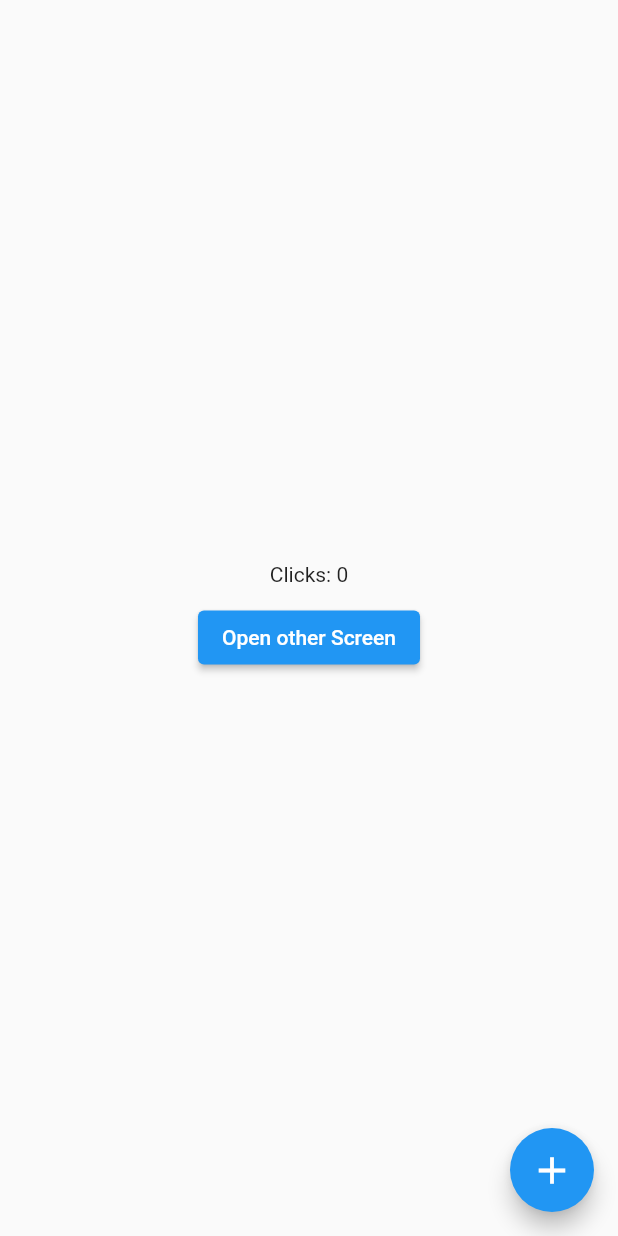
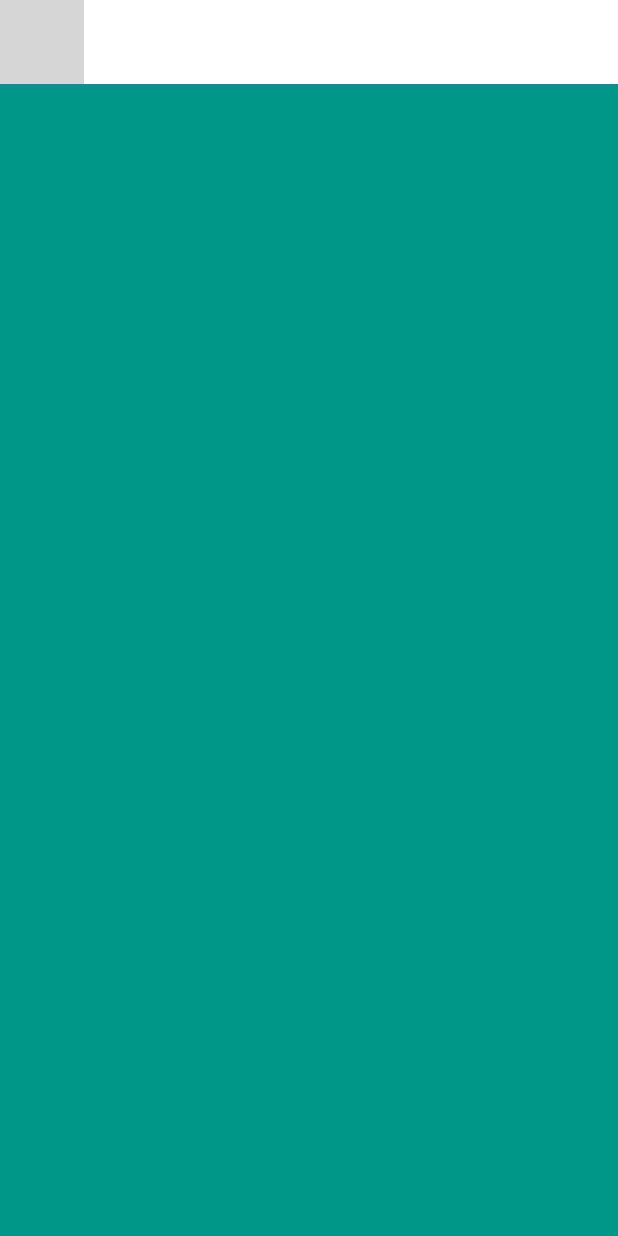
Before and after one commit to CodeK254/Flutter-Web, a Flutter app: the screen it shows after launch, on a phone screen of 412 x 824 dp. Run offline on Flutter 3.47's test engine with Material 2 defaults, Android fonts, the light colour scheme and no system bars; our stand-ins replace get, google_fonts; statements that could not run were skipped; grey boxes are pictures that could not be loaded.

Commit message:
first commit

```diff
--- /dev/null
+++ b/lib/constants/style.dart
@@ -0,0 +1,6 @@
+import 'package:flutter/material.dart';
+
+Color light = const Color(0xFFF7F8FC);
+Color lightGrey = const Color(0xFFA4A6B3);
+Color darke = const Color(0xFF363740);
+Color active = const Color(0xFF3C19C0);
--- /dev/null
+++ b/lib/helpers/responsiveness.dart
@@ -0,0 +1,55 @@
+import 'package:flutter/material.dart';
+import 'package:web_one/widgets/large_screen.dart';
+import 'package:web_one/widgets/small_screen.dart';
+
+const int largeScreenSize = 1368;
+const int mediumScreenSize = 768;
+const int smallScreenSize = 360;
+const int customScreenSize = 1100;
+
+class ResponsiveWidget extends StatelessWidget {
+  final Widget largeScreen;
+  Widget? mediumScreen;
+  Widget? smallScreen;
+  Widget? customScreen;
+
+  static bool isSmallScreen(BuildContext context) =>
+    MediaQuery.of(context).size.width <= smallScreenSize;
+
+  static bool isMediumScreen(BuildContext context) =>
+    MediaQuery.of(context).size.width >= mediumScreenSize &&
+    MediaQuery.of(context).size.width < largeScreenSize;
+
+  static bool isLargeScreen(BuildContext context) =>
+    MediaQuery.of(context).size.width >= largeScreenSize;
+
+  static bool isCustomScreen(BuildContext context) =>
+    MediaQuery.of(context).size.width >= mediumScreenSize &&
+    MediaQuery.of(context).size.width <= customScreenSize;
+
+  ResponsiveWidget(
+    {
+      this.customScreen,
+      required this.largeScreen,
+      this.mediumScreen,
+      this.smallScreen,
+    }
+  );
+
+  @override
+  Widget build(BuildContext context) {
+    return LayoutBuilder(builder: (context, constraints){
+      double _width = constraints.maxWidth;
+      if(_width > largeScreenSize){
+        print(isCustomScreen(context));
+        return largeScreen;
+      }
+      else if(_width < largeScreenSize && _width >= mediumScreenSize){
+        return mediumScreen ?? largeScreen;
+      }
+      else {
+        return smallScreen ?? largeScreen;
+      }
+    });
+  }
+}
--- /dev/null
+++ b/lib/layout.dart
@@ -0,0 +1,21 @@
+import "package:flutter/material.dart";
+import 'package:web_one/helpers/responsiveness.dart';
+import 'package:web_one/widgets/large_screen.dart';
+import 'package:web_one/widgets/small_screen.dart';
+import 'package:web_one/widgets/top_nav.dart';
+
+class SiteLayout extends StatelessWidget {
+  final GlobalKey<ScaffoldState> scaffoldKey = GlobalKey();
+  SiteLayout({super.key});
+
+  @override
+  Widget build(BuildContext context) {
+    return Scaffold(
+      appBar: topNavBar(context, scaffoldKey),
+      body: ResponsiveWidget(
+        largeScreen: const LargeScreen(),
+        smallScreen: const SmallScreen(),
+      ),
+    );
+  }
+}
--- a/lib/main.dart
+++ b/lib/main.dart
@@ -1,32 +1,37 @@
+import 'package:flutter/cupertino.dart';
 import 'package:flutter/material.dart';
 import 'package:get/get.dart';
-import 'package:web_one/views/home.dart';
+import 'package:google_fonts/google_fonts.dart';
+import 'package:web_one/layout.dart';
 
-void main() {
-  runApp(const MyApp());
+void main(){
+  runApp(
+    MyApp(),
+  );
 }
 
 class MyApp extends StatelessWidget {
   const MyApp({super.key});
 
-  // This widget is the root of your application.
   @override
   Widget build(BuildContext context) {
     return GetMaterialApp(
-      title: 'Flutter Demo',
+      debugShowCheckedModeBanner: false,
+      title: "Dash",
       theme: ThemeData(
-        // This is the theme of your application.
-        //
-        // Try running your application with "flutter run". You'll see the
-        // application has a blue toolbar. Then, without quitting the app, try
-        // changing the primarySwatch below to Colors.green and then invoke
-        // "hot reload" (press "r" in the console where you ran "flutter run",
-        // or simply save your changes to "hot reload" in a Flutter IDE).
-        // Notice that the counter didn't reset back to zero; the application
-        // is not restarted.
-        primarySwatch: Colors.blue,
+        scaffoldBackgroundColor: Colors.white,
+        textTheme: GoogleFonts.mulishTextTheme(
+          Theme.of(context).textTheme
+        ).apply(
+          bodyColor: Colors.black
+        ),
+        pageTransitionsTheme: const PageTransitionsTheme(builders: {
+          TargetPlatform.iOS: FadeUpwardsPageTransitionsBuilder(),
+          TargetPlatform.android: FadeUpwardsPageTransitionsBuilder(),
+        }),
+        primaryColor: Colors.blue
       ),
-      home: HomeScreen(),
+      home: SiteLayout(),
     );
   }
 }
--- a/lib/views/home.dart
+++ /dev/null
@@ -1,45 +0,0 @@
-import 'package:flutter/material.dart';
-import 'package:get/get.dart';
-import 'package:web_one/controller/counterController.dart';
-import 'package:web_one/views/other.dart';
-
-class HomeScreen extends StatelessWidget {
-    final CounterController counterController = Get.put(CounterController());
-  HomeScreen({super.key});
-
-  @override
-  Widget build(BuildContext context) {
-    return Scaffold(
-      body: Center(
-        child: Obx(
-          () => Column(
-            mainAxisAlignment: MainAxisAlignment.center,
-            crossAxisAlignment: CrossAxisAlignment.center,
-            children: [
-              Text(
-                "Clicks: ${counterController.counter.value}"
-              ),
-              const SizedBox(height: 10),
-              ElevatedButton(
-                onPressed: (){
-                  Get.to(OtherScreen());
-                },
-                child: const Text(
-                  "Open other Screen",
-                ),
-              ),
-            ],
-          ),
-        ),
-      ),
-      floatingActionButton: FloatingActionButton(
-        onPressed: () => counterController.increment(),
-        child: const Icon(
-          Icons.add,
-          color: Colors.white,
-          size: 30,
-        ),
-      ),
-    );
-  }
-}
--- /dev/null
+++ b/lib/widgets/small_screen.dart
@@ -0,0 +1,15 @@
+import 'package:flutter/material.dart';
+
+class SmallScreen extends StatelessWidget {
+  const SmallScreen({super.key});
+
+  @override
+  Widget build(BuildContext context) {
+    return Scaffold(
+      body: Container(
+        constraints: const BoxConstraints.expand(),
+        color: Colors.teal,
+      ),
+    );
+  }
+}
--- /dev/null
+++ b/lib/widgets/top_nav.dart
@@ -0,0 +1,11 @@
+import 'package:flutter/material.dart';
+import 'package:web_one/helpers/responsiveness.dart';
+
+AppBar topNavBar(context, GlobalKey<ScaffoldState> key) =>
+  AppBar(
+    backgroundColor: Colors.white,
+    elevation: 1,
+    shadowColor: Colors.blue[300],
+    leading: !ResponsiveWidget.isSmallScreen(context) ?
+      ,
+  );
```
Also changed, not shown: lib/views/other.dart (deleted, +0 -34 lines), lib/widgets/large_screen.dart (added, +37 -0 lines), pubspec.yaml (+5 -3 lines), assets/icon/logo.png (added), pubspec.lock, 2 other files.
